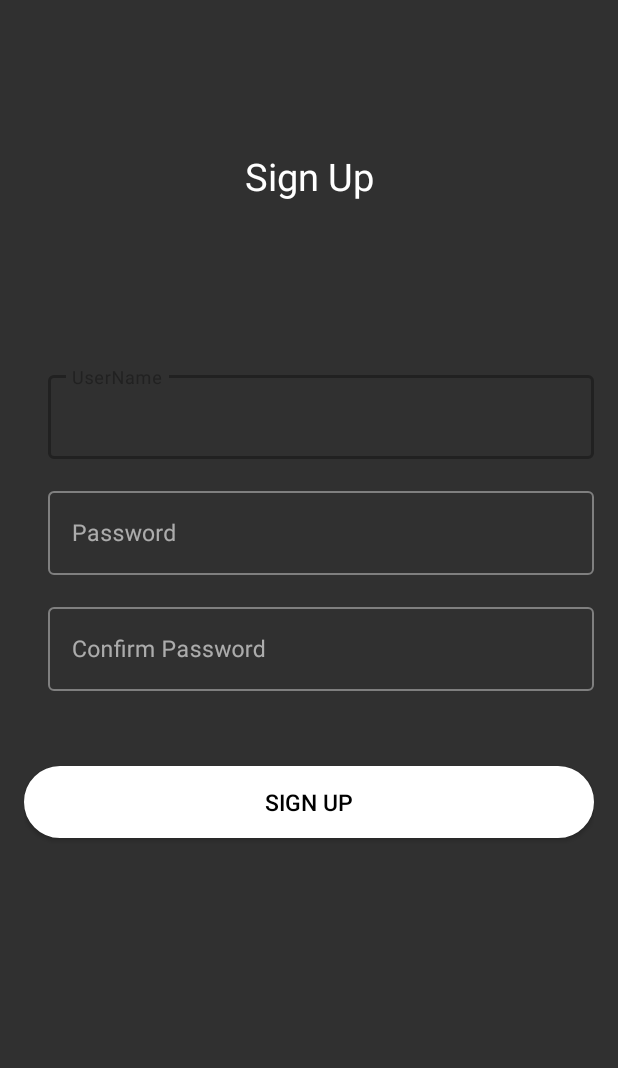
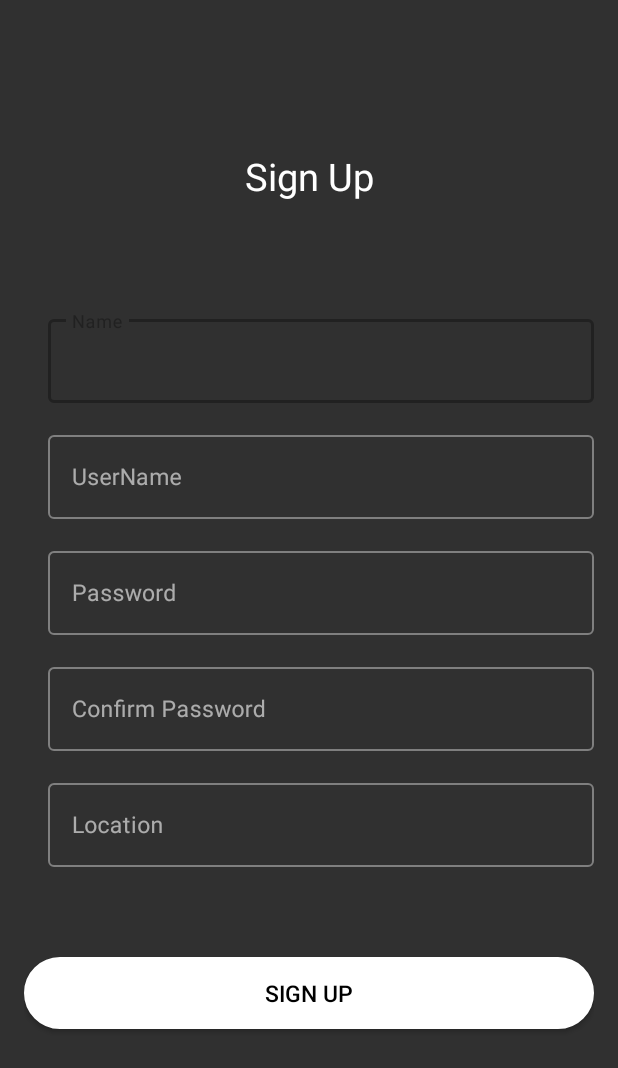
Before and after one commit to adityakhati/EmandiFarmerApp, an Android app: the RegisterActivity screen opened directly, with no data from a screen before it, on a phone screen of 412 x 824 dp. Shown: the top 1068 px of the screen. Run offline under Robolectric (Android 15) with nearby library versions, the phone set to English and light mode, and no system bars; our stand-ins replace Firebase (no records; nobody signed in at launch, a user with empty details on screens opened directly); 1 statement that could not run was skipped.

Commit message:
AddProduct and SignUp updated

```diff
--- a/app/src/main/java/com/example/android/emandi2/AddtodatabaseRegisterActivity.java
+++ b/app/src/main/java/com/example/android/emandi2/AddtodatabaseRegisterActivity.java
@@ -22,7 +22,7 @@ public class AddtodatabaseRegisterActivity {
 
     //declare variables in oncreate
 
-    public AddtodatabaseRegisterActivity(String email){
+    public AddtodatabaseRegisterActivity(String email, String name, String location){
         //declare the database reference object. This is what we use to access the database.
         //NOTE: Unless you are signed in, this will not be useable.
         mAuth = FirebaseAuth.getInstance();
@@ -70,6 +70,8 @@ public class AddtodatabaseRegisterActivity {
             FirebaseUser user = mAuth.getCurrentUser();
             String userID = user.getUid();
             myRef.child("Users").child(userID).child("Email").setValue(email);
+            myRef.child("Users").child(userID).child("Name").setValue(name);
+            myRef.child("Users").child(userID).child("Location").setValue(location);
 
             //toastMessage("Adding " + name + " to database...");
 
--- a/app/src/main/java/com/example/android/emandi2/RegisterActivity.java
+++ b/app/src/main/java/com/example/android/emandi2/RegisterActivity.java
@@ -21,7 +21,8 @@ import com.google.firebase.auth.FirebaseAuthWeakPasswordException;
 
 public class RegisterActivity extends AppCompatActivity {
 
-    private EditText inputEmail,inputPassword,inputRePassword;private FirebaseAuth auth;
+    private EditText inputEmail,inputPassword,inputRePassword,inputName,inputLocation;
+    private FirebaseAuth auth;
     private Button btnSignUp, btnLogin;
     private ProgressDialog PD;
     @Override
@@ -45,6 +46,8 @@ public class RegisterActivity extends AppCompatActivity {
         inputEmail = (EditText) findViewById(R.id.username_signup);
         inputPassword = (EditText) findViewById(R.id.password_signup);
         inputRePassword = (EditText) findViewById(R.id.cpassword_signup);
+        inputName=(EditText)findViewById(R.id.name_signup);
+        inputLocation=(EditText) findViewById(R.id.location_signup);
         btnSignUp = (Button) findViewById(R.id.btn_signup);
 
 
@@ -55,9 +58,10 @@ public class RegisterActivity extends AppCompatActivity {
                 final String email = inputEmail.getText().toString();
                 final String re_pass = inputRePassword.getText().toString();
                 final String password = inputPassword.getText().toString();
+                final String name= inputName.getText().toString();
+                final String location= inputLocation.getText().toString();
 
-
-                if (!email.equals("") && !re_pass.equals("")&& !password.equals("") ) {
+                if (!email.equals("") && !re_pass.equals("")&& !password.equals("")&& !name.equals("")&& !location.equals("")) {
 
 
                     if (password.equals(re_pass)) {
@@ -89,7 +93,7 @@ public class RegisterActivity extends AppCompatActivity {
                                                         //Log.e(TAG, e.getMessage());
                                                     }
                                                 } else {
-                                                    new AddtodatabaseRegisterActivity(email);
+                                                    new AddtodatabaseRegisterActivity(email,name,location);
                                                     Intent intent = new Intent(RegisterActivity.this, SplashScreenActivity.class);
                                                     startActivity(intent);
                                                     finish();
--- a/app/src/main/res/layout/activity_signup.xml
+++ b/app/src/main/res/layout/activity_signup.xml
@@ -24,10 +24,24 @@
             android:paddingLeft="16dp"
             android:layout_height="wrap_content">
             <com.google.android.material.textfield.TextInputEditText
+                android:id="@+id/name_signup"
+                android:layout_width="match_parent"
+                android:layout_height="wrap_content"
+                android:hint="@string/name"
+                android:textSize="15sp"
+                android:inputType="text"/>
+        </com.google.android.material.textfield.TextInputLayout>
+        <com.google.android.material.textfield.TextInputLayout
+            style="@style/Widget.MaterialComponents.TextInputLayout.OutlinedBox"
+            android:layout_width="match_parent"
+            android:paddingLeft="16dp"
+            android:layout_height="wrap_content"
+            android:layout_marginTop="16dp">
+            <com.google.android.material.textfield.TextInputEditText
                 android:id="@+id/username_signup"
                 android:layout_width="match_parent"
                 android:layout_height="wrap_content"
-                android:hint="UserName"
+                android:hint="@string/username"
                 android:textSize="15sp"
                 android:inputType="text"/>
         </com.google.android.material.textfield.TextInputLayout>
@@ -41,7 +55,7 @@
                 android:id="@+id/password_signup"
                 android:layout_width="match_parent"
                 android:layout_height="wrap_content"
-                android:hint="Password"
+                android:hint="@string/password"
                 android:textSize="15sp"
                 android:inputType="textPassword"/>
         </com.google.android.material.textfield.TextInputLayout>
@@ -55,8 +69,22 @@
                 android:id="@+id/cpassword_signup"
                 android:layout_width="match_parent"
                 android:layout_height="wrap_content"
-                android:hint="Confirm Password"
+                android:hint="@string/confirm_password"
                 android:inputType="textPassword"
+                android:textSize="15sp"/>
+        </com.google.android.material.textfield.TextInputLayout>
+        <com.google.android.material.textfield.TextInputLayout
+            style="@style/Widget.MaterialComponents.TextInputLayout.OutlinedBox"
+            android:layout_width="match_parent"
+            android:layout_height="wrap_content"
+            android:paddingLeft="16dp"
+            android:layout_marginTop="16dp">
+            <com.google.android.material.textfield.TextInputEditText
+                android:id="@+id/location_signup"
+                android:layout_width="match_parent"
+                android:layout_height="wrap_content"
+                android:hint="@string/location"
+                android:inputType="text"
                 android:textSize="15sp"/>
         </com.google.android.material.textfield.TextInputLayout>
 
@@ -65,10 +93,10 @@
             android:layout_width="match_parent"
             android:layout_height="wrap_content"
             android:layout_alignParentBottom="true"
-            android:layout_marginTop="50dp"
-            android:layout_marginBottom="170dp"
+            android:layout_marginTop="60dp"
+            android:layout_marginBottom="80dp"
             android:background="@drawable/btn_white_bg"
-            android:text="SIGN UP"
+            android:text="@string/sign_up"
             android:textColor="@color/black"
             android:textSize="15sp"/>
     </LinearLayout>
--- a/app/src/main/res/layout/fragment_2.xml
+++ b/app/src/main/res/layout/fragment_2.xml
@@ -6,7 +6,6 @@
     <TextView
         android:layout_width="match_parent"
         android:layout_height="match_parent"
-        android:text="Second Fragment"
-        />
+        android:text="Second Fragment" />
 
 </LinearLayout>
--- a/app/src/main/res/values/strings.xml
+++ b/app/src/main/res/values/strings.xml
@@ -14,4 +14,13 @@
     <string name="product_name">Product Name</string>
     <string name="product_price">Product Price</string>
     <string name="product_quantity">Product Quantity</string>
+    <string name="name">Name</string>
+    <string name="username">UserName</string>
+    <string name="password">Password</string>
+    <string name="confirm_password">Confirm Password</string>
+    <string name="sign_up">SIGN UP</string>
+    <string name="location">Location</string>
+    <string name="product_description">Product Description</string>
+    <string name="active">Active</string>
+    <string name="inactive">Inactive</string>
 </resources>
```
Also changed, not shown: app/src/main/java/com/example/android/emandi2/AddProductActivity.java (+9 -2 lines), app/src/main/res/layout/fragment1.xml (+39 -2 lines).
